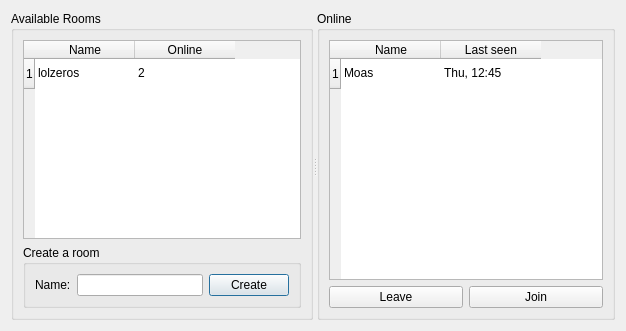
Hugo-NF/TR1-Chat, file src/rooms.ui: the form before one commit.
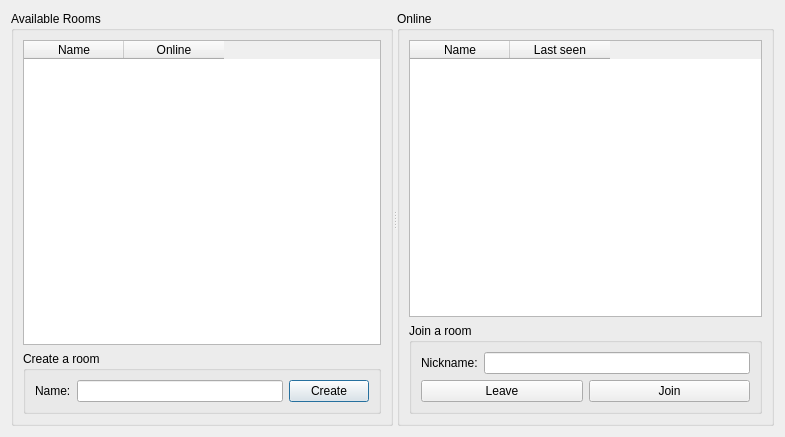
The form after the commit.

Commit message: New methods and nickname field to rooms window. UDP/TCP option added to both client and server constructors.

```diff
--- a/src/rooms.ui
+++ b/src/rooms.ui
@@ -6,14 +6,14 @@
    <rect>
     <x>0</x>
     <y>0</y>
-    <width>626</width>
-    <height>331</height>
+    <width>785</width>
+    <height>437</height>
    </rect>
   </property>
   <property name="windowTitle">
    <string>Rooms</string>
   </property>
-  <layout class="QVBoxLayout" name="verticalLayout_3">
+  <layout class="QHBoxLayout" name="horizontalLayout_3">
    <item>
     <widget class="QSplitter" name="middleSplitter">
      <property name="orientation">
@@ -47,11 +47,6 @@
          <property name="wordWrap">
           <bool>false</bool>
          </property>
-         <row>
-          <property name="text">
-           <string>1</string>
-          </property>
-         </row>
          <column>
           <property name="text">
            <string>Name</string>
@@ -62,16 +57,6 @@
            <string>Online</string>
           </property>
          </column>
-         <item row="0" column="0">
-          <property name="text">
-           <string>lolzeros</string>
-          </property>
-         </item>
-         <item row="0" column="1">
-          <property name="text">
-           <string>2</string>
-          </property>
-         </item>
         </widget>
        </item>
        <item>
@@ -138,13 +123,8 @@
           <bool>false</bool>
          </property>
          <property name="rowCount">
-          <number>1</number>
+          <number>0</number>
          </property>
-         <row>
-          <property name="text">
-           <string>1</string>
-          </property>
-         </row>
          <column>
           <property name="text">
            <string>Name</string>
@@ -155,17 +135,27 @@
            <string>Last seen</string>
           </property>
          </column>
-         <item row="0" column="0">
-          <property name="text">
-           <string>Moas</string>
-          </property>
-         </item>
-         <item row="0" column="1">
+        </widget>
+       </item>
+       <item>
+        <widget class="QGroupBox" name="joinRoomFrame">
+         <property name="title">
+          <string>Join a room</string>
+         </property>
+         <layout class="QVBoxLayout" name="verticalLayout_3">
+          <item>
+           <layout class="QHBoxLayout" name="nicknameLayout">
+            <item>
+             <widget class="QLabel" name="nicknameLabel">
           <property name="text">
-           <string>Thu, 12:45</string>
-          </property>
-         </item>
-        </widget>
+               <string>Nickname:</string>
+              </property>
+             </widget>
+            </item>
+            <item>
+             <widget class="QLineEdit" name="nicknameEdit"/>
+            </item>
+           </layout>
        </item>
        <item>
         <layout class="QHBoxLayout" name="buttonsRoomLayout">
@@ -184,6 +174,9 @@
           </widget>
          </item>
         </layout>
+          </item>
+         </layout>
+        </widget>
        </item>
       </layout>
      </widget>
```
Lines whose indentation alone changed are shown as unchanged. The commit also changes 5 other files.
